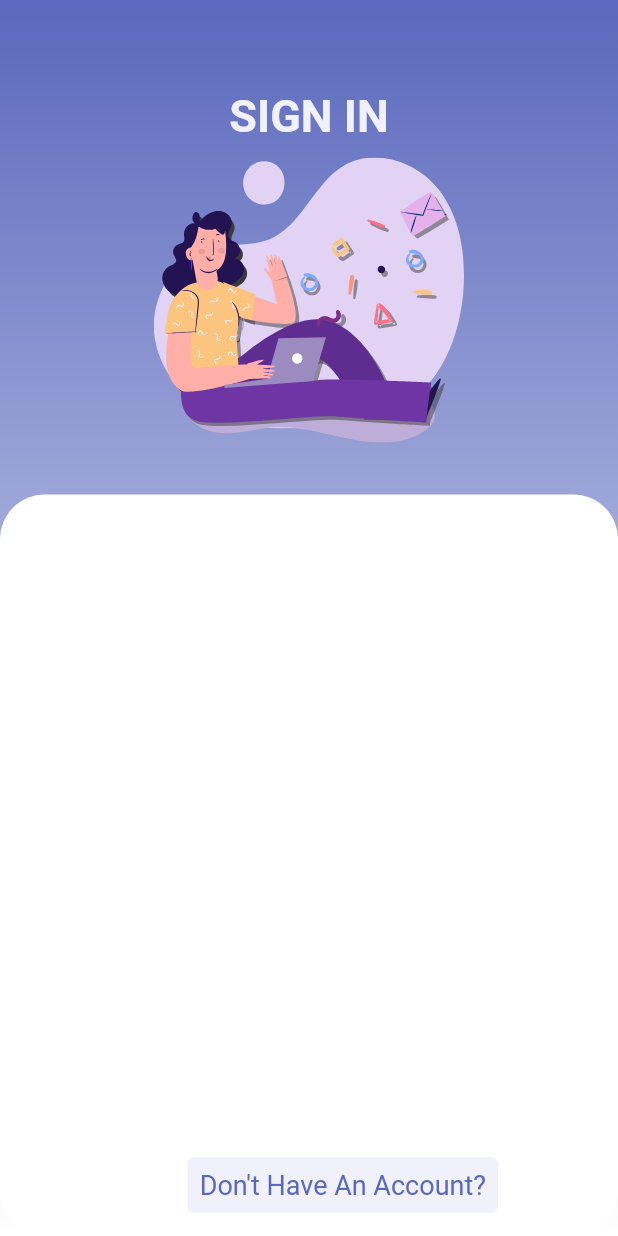
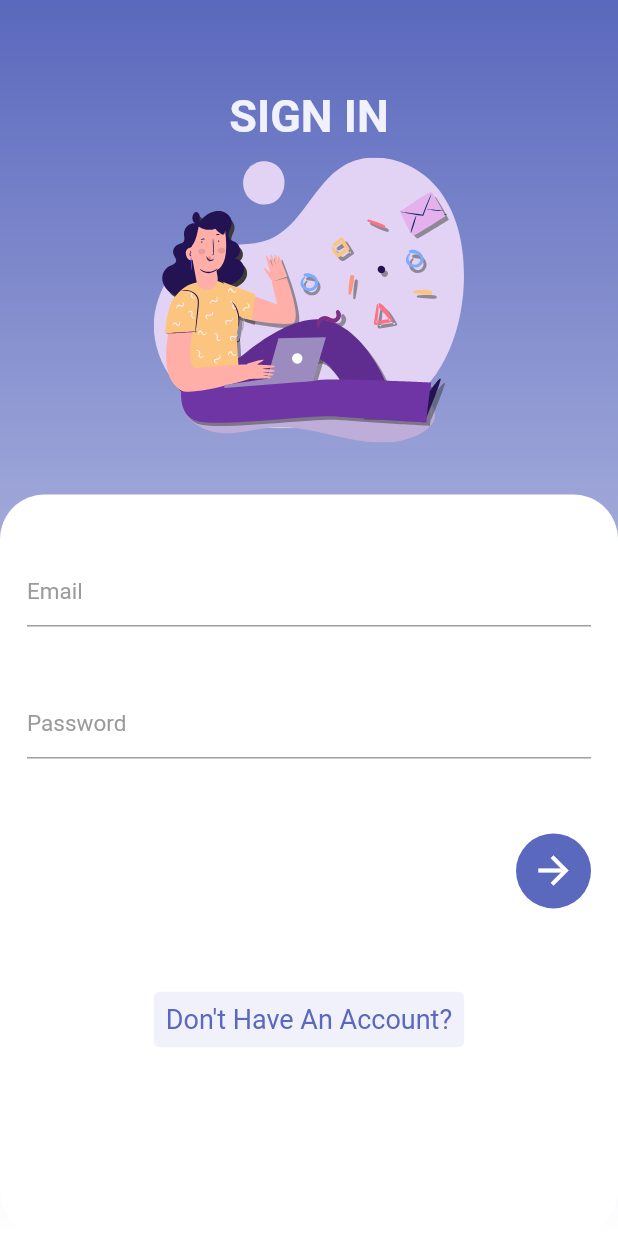
Before and after one commit to peterwafik/Gawla_TourGuide_App, a Flutter app: the LoginScreen screen opened directly, on a phone screen of 412 x 824 dp. Run offline on Flutter 3.47's test engine with Material 2 defaults, Android fonts, the phone set to English and light mode, and no system bars; our stand-ins replace bloc, dots_indicator, equatable, flutter_bloc, flutter_credit_card, flutter_icons and 2 more; missing offline and left inert: flutter_point_tab_bar; accounts and stored records are empty.

Commit message:
version 2.3

```diff
--- a/lib/constants.dart
+++ b/lib/constants.dart
@@ -25,6 +25,9 @@ class AppColors{
 const String baseUrl = 'http://appgawla-env.eba-bxx4seec.us-east-1.elasticbeanstalk.com';
 const String tours = '/tours';
 const String tourCreators = '/tourCreators';
+const loggedIn = "loggedin";
+const USER_NAME_ERROR = "Minimun 3 and maximum 10 charectors allowed.";
+const PASSWORD_ERROR = "Minimun 3 and maximum 10 charectors allowed.";
 
 const categoryList = [
   'New',
--- a/lib/cubit/cubit_logics.dart
+++ b/lib/cubit/cubit_logics.dart
@@ -3,6 +3,7 @@ import 'package:flutter/material.dart';
 import 'package:flutter_bloc/flutter_bloc.dart';
 import 'package:gawla/cubit/cubit_states.dart';
 import 'package:gawla/cubit/cubits.dart';
+import 'package:gawla/pages/authPages/Login/login_screen.dart';
 import 'package:gawla/pages/navPages/contact_page.dart';
 import 'package:gawla/pages/navPages/edit_profile_page.dart';
 import 'package:gawla/pages/navPages/home_page.dart';
@@ -25,6 +26,9 @@ class _CubitLogicsState extends State<CubitLogics> {
         builder: (context, state){//to check on states
           if(state is WelcomeState){
             return welcomePage();
+          }
+          if(state is LoginState){
+            return LoginScreen();
           }
           if(state is DetailState){
             return TourPage();
--- a/lib/cubit/cubit_states.dart
+++ b/lib/cubit/cubit_states.dart
@@ -48,6 +48,13 @@ class ProfileState extends CubitStates{
   // TODO: implement props
   List<Object> get props => [tourCreator];
 }
+class LoginState extends CubitStates{
+  @override
+  // TODO: implement props
+  List<Object> get props => [];
+}
+
+
 class ContactState extends CubitStates{
   ContactState(this.tourCreator);
   final DataModel tourCreator;
--- a/lib/main.dart
+++ b/lib/main.dart
@@ -27,8 +27,7 @@ class MyApp extends StatelessWidget {
       ),
       //supportedLocales: i18n.all,
 
-      home:
-      BlocProvider<Cubits>(//BlockProvider: injects cubits
+      home: BlocProvider<Cubits>(//BlockProvider: injects cubits
         create: (context)=>Cubits(
           data: DataServices(),
         ),//pass the class of function,create the cubit
--- a/lib/pages/authPages/Login/login_screen.dart
+++ b/lib/pages/authPages/Login/login_screen.dart
@@ -1,9 +1,70 @@
+import 'dart:convert';
+
 import 'package:flutter/material.dart';
+import 'package:flutter_bloc/flutter_bloc.dart';
 import 'package:flutter_svg/svg.dart';
 import 'package:gawla/constants.dart';
+import 'package:gawla/cubit/cubits.dart';
+import 'package:gawla/pages/authPages/Signup/signup_screen.dart';
+import 'package:gawla/pages/authPages/components/text_widget.dart';
+import 'package:gawla/pages/navPages/home_page.dart';
+import 'package:gawla/services/my_api.dart';
+import 'package:shared_preferences/shared_preferences.dart';
 
-class LoginScreen extends StatelessWidget {
-  //static AfterAuthScreen afterScreen;
+class LoginScreen extends StatefulWidget {
+  const LoginScreen({Key? key}) : super(key: key);
+
+  @override
+  State<LoginScreen> createState() => _LoginScreenState();
+}
+
+class _LoginScreenState extends State<LoginScreen> {
+
+  TextEditingController textController = TextEditingController();
+  TextEditingController emailController = TextEditingController();
+
+  @override
+  void initState() {
+    // TODO: implement initState
+    super.initState();
+  }
+  _showMsg(msg) { //
+    final snackBar = SnackBar(
+      backgroundColor: kPrimaryLightColor,
+      content: Text(msg),
+      action: SnackBarAction(
+        label: 'Close',
+        onPressed: () {
+          // Some code to undo the change!
+        },
+      ),
+    );
+    ScaffoldMessenger.of(context).showSnackBar(snackBar);
+  }
+
+  _login() async {
+    var data = {
+      'email' : emailController.text,
+      'password' : textController.text,
+    };
+
+    var res = await CallApi().getData('users');
+    var body = json.decode(res.body);
+    print(body);
+    if(body['success']){
+      SharedPreferences localStorage = await SharedPreferences.getInstance();
+      localStorage.setString('token', body['token']);
+      localStorage.setString('user', json.encode(body['user']));
+      Navigator.push(
+          context,
+          new MaterialPageRoute(
+              builder: (context) => HomePage()));
+    }else{
+      _showMsg(body['message']);
+      BlocProvider.of<Cubits>(context).getData();
+    }
+  }
+
   @override
   Widget build(BuildContext context) {
     return Scaffold(
@@ -21,8 +82,6 @@ class LoginScreen extends StatelessWidget {
 
                   )
               ),
-
-
 
               child: Column(
                 children: [
@@ -65,18 +124,50 @@ class LoginScreen extends StatelessWidget {
                         color: Colors.white,
                         borderRadius: BorderRadius.circular(30)
                     ),
-                    child: SingleChildScrollView(
-                      controller: controller,
+                    child: Column(
+                      children: [
+
+                        SizedBox(height:20),
+                        TextInput(textString:"Email", textController:emailController, hint:"Email"),
+                        SizedBox(height: 40),
+                        TextInput(textString:"Password", textController:textController, hint:"Password", obscureText: true,),
+                        SizedBox(height: 50),
+                        Row(
+                          mainAxisAlignment: MainAxisAlignment.spaceBetween,
+                          children: [
+                            //TextWidget(text:"Sign in", fontSize:22, isUnderLine:false),
+                            Spacer(),
+                            GestureDetector(
+                                onTap: (){
+                                  BlocProvider.of<Cubits>(context).getData();
+
+                                  //_login();
+                                },
+                                child:
+                                Container(
+                                  height: 50,
+                                  width: 50,
+                                  decoration: BoxDecoration(
+                                    shape:BoxShape.circle,
+                                    color:kPrimaryColor,
                                   ),
-                  );
+                                  child: Icon(Icons.arrow_forward, color:Colors.white, size:30),
+                                )
+                            )
+                          ],
+                        ),
+                        SizedBox(height:50),
 
-                }
-            ),
                         Positioned(
                           bottom: 10,
                           right: 80,
+
                             child:TextButton(
-                onPressed: () {},
+                              onPressed: () {
+                                Navigator.push(context,
+                                    MaterialPageRoute(builder: (context)=> const SignUpScreen())
+                                );
+                              },
                               child: const Text(
                                 "Don't Have An Account?",
                               ),
@@ -86,9 +177,45 @@ class LoginScreen extends StatelessWidget {
                                   textStyle:
                                   const TextStyle(fontSize: 18,)),
                             ),
-            )
+
+                        ),
+
+                      ],
+
+                    ),
+                  );
+
+                }
+            ),
           ]
       ),
     );
   }
 }
+class TextInput extends StatelessWidget {
+  final String? textString;
+  TextEditingController? textController;
+  final String hint;
+  bool obscureText;
+  TextInput({Key? key, this.textString, this.textController, required this.hint, this.obscureText=false}) : super(key: key);
+
+
+  @override
+  Widget build(BuildContext context) {
+    return TextField(
+      style: TextStyle(color: Color(0xFF000000)),
+      cursorColor: Color(0xFF9b9b9b),
+      controller: textController,
+      keyboardType: TextInputType.text,
+      obscureText: obscureText,
+      decoration: InputDecoration(
+
+        hintText: this.textString,
+        hintStyle: TextStyle(
+            color: Color(0xFF9b9b9b),
+            fontSize: 15,
+            fontWeight: FontWeight.normal),
+      ),
+    );
+  }
+}
--- /dev/null
+++ b/lib/pages/authPages/auth_page.dart
@@ -0,0 +1,43 @@
+import 'package:flutter/cupertino.dart';
+import 'package:flutter/material.dart';
+import 'package:gawla/pages/authPages/Login/login_screen.dart';
+import 'package:gawla/pages/navPages/home_page.dart';
+import 'package:shared_preferences/shared_preferences.dart';
+
+
+class AuthPage extends StatefulWidget {
+  const AuthPage({Key? key}) : super(key: key);
+
+  @override
+  _AuthPageState createState() => _AuthPageState();
+}
+
+class _AuthPageState extends State<AuthPage> {
+  bool _isLoggedIn=false;
+  @override
+  void initState() {
+    // TODO: implement initState
+    _checkLoginStatus();
+    super.initState();
+  }
+  _checkLoginStatus() async {
+    SharedPreferences localStorage = await SharedPreferences.getInstance();
+    var token = localStorage.getString('token');
+    if(token!= null){
+      setState(() {
+        _isLoggedIn = true;
+      });
+    }
+  }
+
+  @override
+  Widget build(BuildContext context) {
+    return MaterialApp(
+      debugShowCheckedModeBanner: false,
+      home: Scaffold(
+        body: _isLoggedIn ? HomePage() :  LoginScreen(),
+      ),
+
+    );
+  }
+}
--- a/lib/pages/authPages/components/page1.dart
+++ b/lib/pages/authPages/components/page1.dart
@@ -4,7 +4,6 @@ import 'package:flutter/scheduler.dart';
 import 'package:gawla/components/validator.dart';
 import 'package:gawla/constants.dart';
 import 'package:gawla/pages/authPages/components/textField.dart';
-import 'package:gawla/providers/auth_provider.dart';
 import 'package:provider/provider.dart';
 
 
--- a/lib/pages/welcome_page.dart
+++ b/lib/pages/welcome_page.dart
@@ -59,7 +59,7 @@ class _welcomePageState extends State<welcomePage> {
                            width: 300,
                              child: GestureDetector(
                                onTap: (){
-                                 BlocProvider.of<Cubits>(context).getData();//holds the cubit and can access them
+                                 BlocProvider.of<Cubits>(context).getAuthData();//holds the cubit and can access them
                                },
                                child: Container(
                                    width: 100,
--- a/pubspec.yaml
+++ b/pubspec.yaml
@@ -43,6 +43,7 @@ dependencies:
   flutter_svg: ^0.21.0+1
   rxdart: ^0.27.3
   flutter_bloc: ^8.0.1
+
   getwidget: ^2.0.5
 
 #  geolocator: ^8.2.0
@@ -81,6 +82,7 @@ dependencies:
   provider: ^6.0.2
   # STORAGE
   shared_preferences: ^0.5.12+4
+  flutter_session: ^0.1.1
 
 dependency_overrides:
   libphonenumber: ^2.0.2
```
Also changed, not shown: lib/cubit/cubits.dart (+10 -0 lines), lib/pages/authPages/components/shared_preferences.dart (+24 -2 lines), lib/pages/authPages/components/text_widget.dart (added, +32 -0 lines), lib/pages/authPages/forgot_password.dart (added, +22 -0 lines), lib/pages/create_tour_page.dart (+8 -5 lines), lib/providers/auth_provider.dart (deleted, +0 -155 lines), lib/providers/user_provider.dart (deleted, +0 -15 lines), lib/services/APIExceptionns.dart (added, +27 -0 lines), lib/services/ApiProvider.dart (added, +40 -0 lines), lib/services/auth_services.dart (added, +68 -0 lines), lib/services/my_api.dart (added, +43 -0 lines), pubspec.lock. Lines whose indentation alone changed are shown as unchanged.
